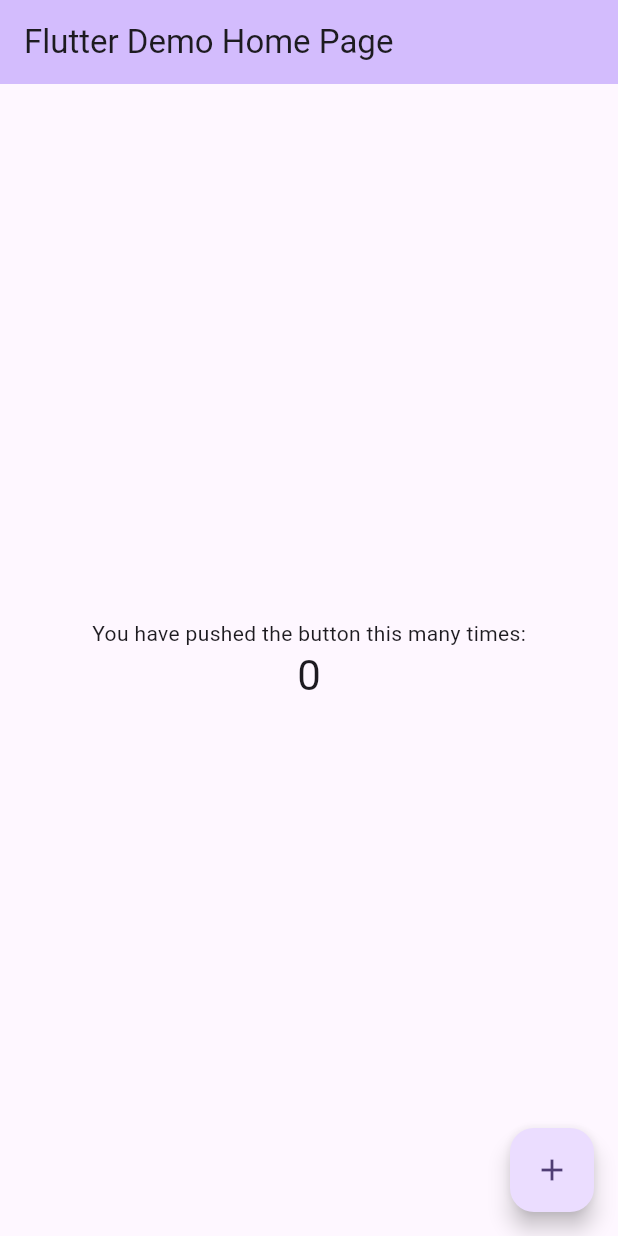
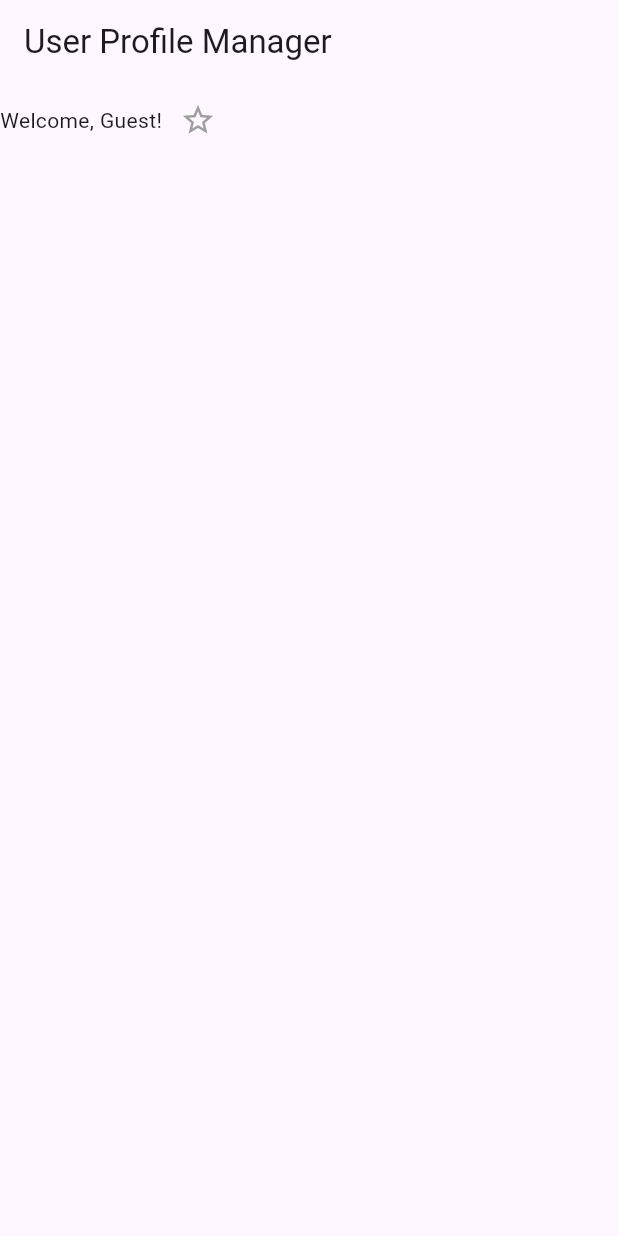
Before and after one commit to Diamond-Thomas/mad_p7, a Flutter app: the screen it shows after launch, on a phone screen of 412 x 824 dp. Run offline on Flutter 3.47's test engine with Material 3 defaults, Android fonts, the phone set to English and light mode, and no system bars.

Commit message:
Phase 1 complete

```diff
--- a/lib/main.dart
+++ b/lib/main.dart
@@ -7,116 +7,69 @@ void main() {
 class MyApp extends StatelessWidget {
   const MyApp({super.key});
 
-  // This widget is the root of your application.
   @override
   Widget build(BuildContext context) {
     return MaterialApp(
-      title: 'Flutter Demo',
-      theme: ThemeData(
-        // This is the theme of your application.
-        //
-        // TRY THIS: Try running your application with "flutter run". You'll see
-        // the application has a purple toolbar. Then, without quitting the app,
-        // try changing the seedColor in the colorScheme below to Colors.green
-        // and then invoke "hot reload" (save your changes or press the "hot
-        // reload" button in a Flutter-supported IDE, or press "r" if you used
-        // the command line to start the app).
-        //
-        // Notice that the counter didn't reset back to zero; the application
-        // state is not lost during the reload. To reset the state, use hot
-        // restart instead.
-        //
-        // This works for code too, not just values: Most code changes can be
-        // tested with just a hot reload.
-        colorScheme: .fromSeed(seedColor: Colors.deepPurple),
-      ),
-      home: const MyHomePage(title: 'Flutter Demo Home Page'),
+      home: const ProfileScreen()
     );
   }
 }
 
-class MyHomePage extends StatefulWidget {
-  const MyHomePage({super.key, required this.title});
 
-  // This widget is the home page of your application. It is stateful, meaning
-  // that it has a State object (defined below) that contains fields that affect
-  // how it looks.
 
-  // This class is the configuration for the state. It holds the values (in this
-  // case the title) provided by the parent (in this case the App widget) and
-  // used by the build method of the State. Fields in a Widget subclass are
-  // always marked "final".
 
-  final String title;
-
-  @override
-  State<MyHomePage> createState() => _MyHomePageState();
-}
-
-class _MyHomePageState extends State<MyHomePage> {
-  int _counter = 0;
-
-  void _incrementCounter() {
-    setState(() {
-      // This call to setState tells the Flutter framework that something has
-      // changed in this State, which causes it to rerun the build method below
-      // so that the display can reflect the updated values. If we changed
-      // _counter without calling setState(), then the build method would not be
-      // called again, and so nothing would appear to happen.
-      _counter++;
-    });
-  }
+class ProfileScreen extends StatelessWidget {
+  const ProfileScreen({super.key});
 
   @override
   Widget build(BuildContext context) {
-    // This method is rerun every time setState is called, for instance as done
-    // by the _incrementCounter method above.
-    //
-    // The Flutter framework has been optimized to make rerunning build methods
-    // fast, so that you can just rebuild anything that needs updating rather
-    // than having to individually change instances of widgets.
     return Scaffold(
       appBar: AppBar(
-        // TRY THIS: Try changing the color here to a specific color (to
-        // Colors.amber, perhaps?) and trigger a hot reload to see the AppBar
-        // change color while the other colors stay the same.
-        backgroundColor: Theme.of(context).colorScheme.inversePrimary,
-        // Here we take the value from the MyHomePage object that was created by
-        // the App.build method, and use it to set our appbar title.
-        title: Text(widget.title),
+        title: const Text('User Profile Manager'),
       ),
-      body: Center(
-        // Center is a layout widget. It takes a single child and positions it
-        // in the middle of the parent.
-        child: Column(
-          // Column is also a layout widget. It takes a list of children and
-          // arranges them vertically. By default, it sizes itself to fit its
-          // children horizontally, and tries to be as tall as its parent.
-          //
-          // Column has various properties to control how it sizes itself and
-          // how it positions its children. Here we use mainAxisAlignment to
-          // center the children vertically; the main axis here is the vertical
-          // axis because Columns are vertical (the cross axis would be
-          // horizontal).
-          //
-          // TRY THIS: Invoke "debug painting" (choose the "Toggle Debug Paint"
-          // action in the IDE, or press "p" in the console), to see the
-          // wireframe for each widget.
-          mainAxisAlignment: .center,
-          children: [
-            const Text('You have pushed the button this many times:'),
-            Text(
-              '$_counter',
-              style: Theme.of(context).textTheme.headlineMedium,
-            ),
-          ],
-        ),
-      ),
-      floatingActionButton: FloatingActionButton(
-        onPressed: _incrementCounter,
-        tooltip: 'Increment',
-        child: const Icon(Icons.add),
-      ),
+      body: const UserBanner(),
     );
   }
 }
+
+class UserBanner extends StatelessWidget {
+  const UserBanner({super.key});
+
+  @override
+  Widget build(BuildContext context) {
+    return Row(
+      children:  [
+        Text('Welcome, Guest!'),
+        FavoriteButton(),
+      ]
+    );
+  }
+}
+
+
+class FavoriteButton extends StatefulWidget {
+  const FavoriteButton({super.key});
+
+  @override
+  State<FavoriteButton> createState() => _FavoriteButtonState();
+}
+
+class _FavoriteButtonState extends State<FavoriteButton> {
+  bool _isFavorited = false;
+
+  @override
+  Widget build(BuildContext context) {
+    return IconButton(
+     icon: Icon(
+        _isFavorited ? Icons.star : Icons.star_border,
+        color: _isFavorited ? Colors.amber : Colors.grey,
+      ),
+      onPressed: () {
+        setState(() {
+          _isFavorited = !_isFavorited;
+        });
+      },
+    );
+
+  }
+}
```
Also changed, not shown: 1 other file.
